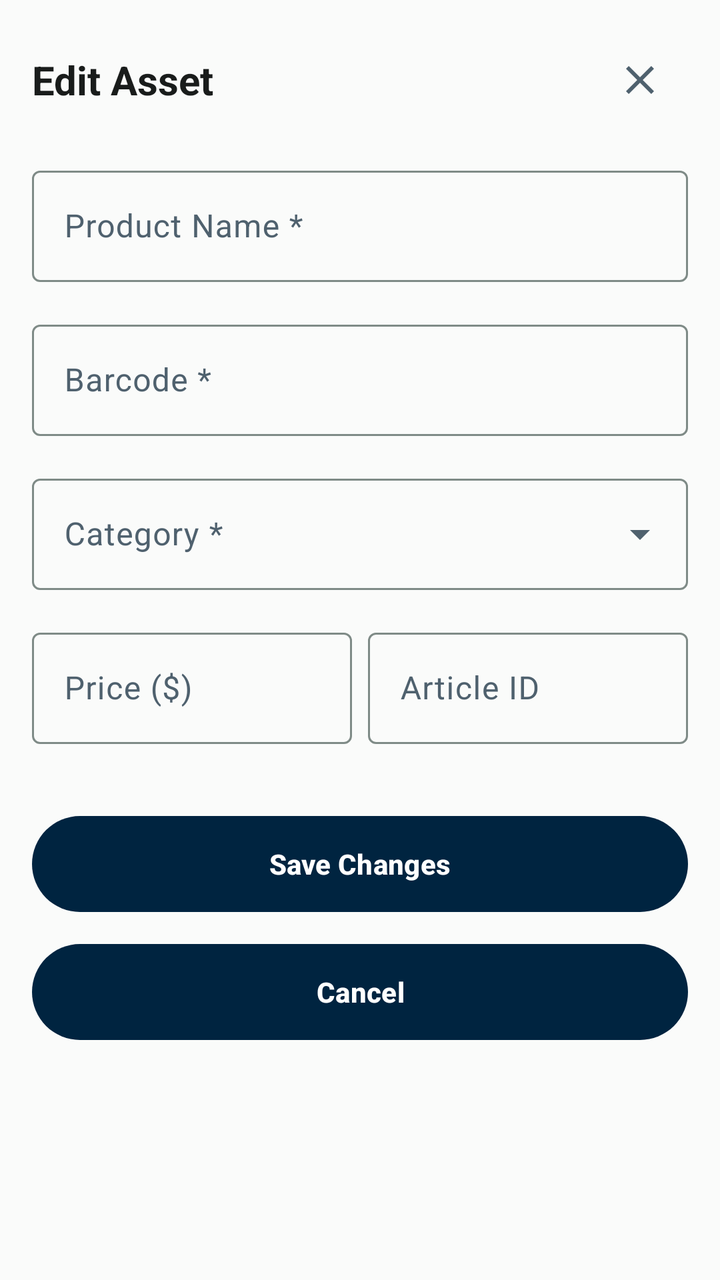
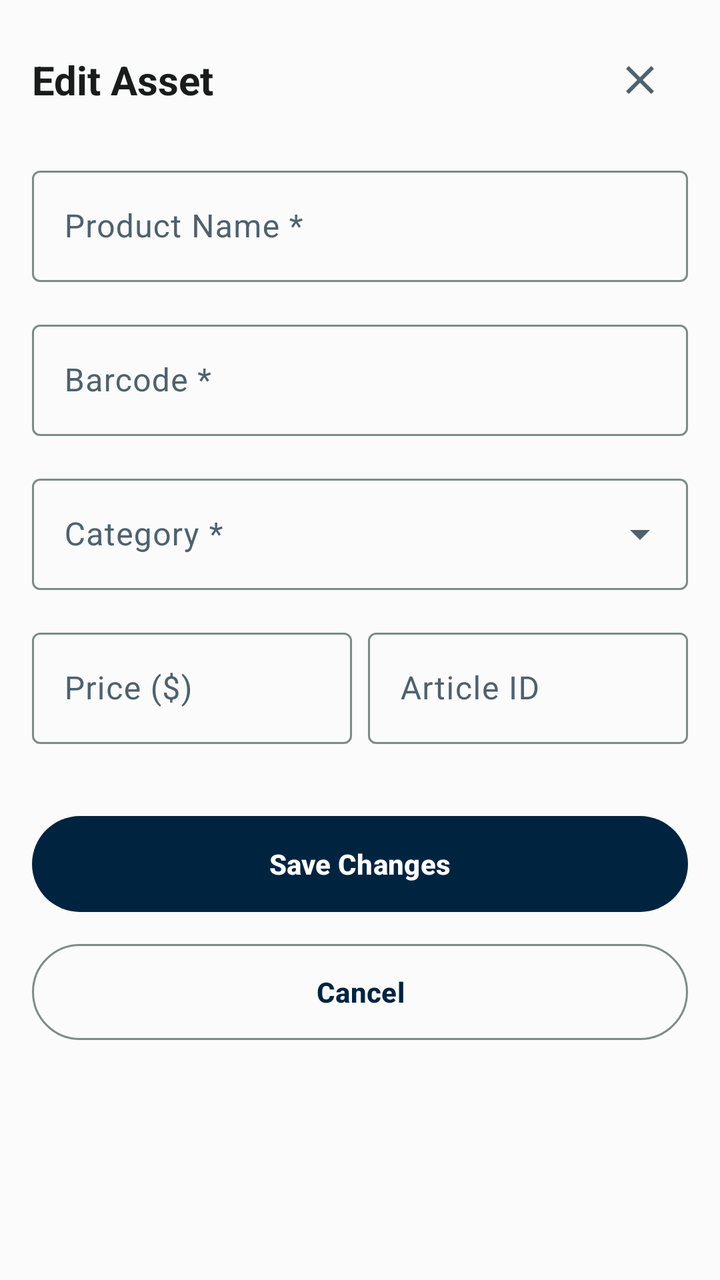

Two renders of the same Android screen: before a commit and after it. Below are the layout's source before the change and the commit's diff.
<!-- AndroidManifest.xml: application theme Theme.StockBuddy -->
<!-- res/layout/dialog_edit_asset.xml -->
<?xml version="1.0" encoding="utf-8"?>
<LinearLayout xmlns:android="http://schemas.android.com/apk/res/android"
    xmlns:app="http://schemas.android.com/apk/res-auto"
    android:layout_width="match_parent"
    android:layout_height="wrap_content"
    android:orientation="vertical"
    android:padding="16dp"
    android:background="@color/md_theme_surfaceContainerHigh">

    
    <LinearLayout
        android:layout_width="match_parent"
        android:layout_height="wrap_content"
        android:orientation="horizontal"
        android:gravity="center_vertical"
        android:layout_marginBottom="16dp">

        <TextView
            android:layout_width="0dp"
            android:layout_height="wrap_content"
            android:layout_weight="1"
            android:text="@string/edit_asset_title"
            android:textSize="20sp"
            android:textStyle="bold"
            android:textColor="@color/md_theme_onSurface" />

        <ImageButton
            android:id="@+id/btnCloseDialog"
            android:layout_width="48dp"
            android:layout_height="48dp"
            android:src="@drawable/ic_close"
            android:contentDescription="@string/action_close"
            android:background="?attr/selectableItemBackgroundBorderless"
            android:scaleType="centerInside"
            android:tint="@color/md_theme_onSurfaceVariant" />
    </LinearLayout>

    
    <com.google.android.material.textfield.TextInputLayout
        style="@style/Widget.Material3.TextInputLayout.OutlinedBox"
        android:layout_width="match_parent"
        android:layout_height="wrap_content"
        android:layout_marginBottom="16dp"
        android:hint="@string/edit_asset_name_label">

        <com.google.android.material.textfield.TextInputEditText
            android:id="@+id/editAssetName"
            android:layout_width="match_parent"
            android:layout_height="wrap_content" />
    </com.google.android.material.textfield.TextInputLayout>

    
    <com.google.android.material.textfield.TextInputLayout
        style="@style/Widget.Material3.TextInputLayout.OutlinedBox"
        android:layout_width="match_parent"
        android:layout_height="wrap_content"
        android:layout_marginBottom="16dp"
        android:hint="@string/edit_asset_barcode_label"
        app:endIconMode="clear_text">

        <com.google.android.material.textfield.TextInputEditText
            android:id="@+id/editAssetBarcode"
            android:layout_width="match_parent"
            android:layout_height="wrap_content" />
    </com.google.android.material.textfield.TextInputLayout>

    
    <com.google.android.material.textfield.TextInputLayout
        style="@style/Widget.Material3.TextInputLayout.OutlinedBox.ExposedDropdownMenu"
        android:layout_width="match_parent"
        android:layout_height="wrap_content"
        android:layout_marginBottom="16dp"
        android:hint="@string/edit_asset_category_label">

        <AutoCompleteTextView
            android:id="@+id/editAssetCategory"
            android:layout_width="match_parent"
            android:layout_height="wrap_content"
            android:inputType="none" />
    </com.google.android.material.textfield.TextInputLayout>

    
    <LinearLayout
        android:layout_width="match_parent"
        android:layout_height="wrap_content"
        android:orientation="horizontal"
        android:layout_marginBottom="16dp"
        android:baselineAligned="false">

        <com.google.android.material.textfield.TextInputLayout
            style="@style/Widget.Material3.TextInputLayout.OutlinedBox"
            android:layout_width="0dp"
            android:layout_height="wrap_content"
            android:layout_weight="1"
            android:layout_marginEnd="8dp"
            android:hint="@string/edit_asset_price_label">

            <com.google.android.material.textfield.TextInputEditText
                android:id="@+id/editAssetPrice"
                android:layout_width="match_parent"
                android:layout_height="wrap_content"
                android:inputType="numberDecimal" />
        </com.google.android.material.textfield.TextInputLayout>

        <com.google.android.material.textfield.TextInputLayout
            style="@style/Widget.Material3.TextInputLayout.OutlinedBox"
            android:layout_width="0dp"
            android:layout_height="wrap_content"
            android:layout_weight="1"
            android:hint="@string/edit_asset_article_id_label">

            <com.google.android.material.textfield.TextInputEditText
                android:id="@+id/editAssetArticleId"
                android:layout_width="match_parent"
                android:layout_height="wrap_content" />
        </com.google.android.material.textfield.TextInputLayout>
    </LinearLayout>

    
    <LinearLayout
        android:layout_width="match_parent"
        android:layout_height="wrap_content"
        android:orientation="vertical"
        android:layout_marginTop="16dp">

        <com.google.android.material.button.MaterialButton
            android:id="@+id/btnSaveChanges"
            style="@style/Widget.Material3.Button"
            android:layout_width="match_parent"
            android:layout_height="56dp"
            android:text="@string/action_save_changes"
            android:layout_marginBottom="8dp" />

        <com.google.android.material.button.MaterialButton
            android:id="@+id/btnCancelDialog"
            style="@style/Widget.Material3.OutlinedButton"
            android:layout_width="match_parent"
            android:layout_height="56dp"
            android:text="@string/action_cancel" />
    </LinearLayout>

</LinearLayout>
<!-- resources referenced by this layout -->
<resources>
  <color name="md_theme_onSurface">#191C1B</color>
  <color name="md_theme_onSurfaceVariant">#4F616E</color>
  <string name="action_cancel">Cancel</string>
  <string name="action_close">Close</string>
  <string name="action_save_changes">Save Changes</string>
  <string name="edit_asset_article_id_label">Article ID</string>
  <string name="edit_asset_barcode_label">Barcode *</string>
  <string name="edit_asset_category_label">Category *</string>
  <string name="edit_asset_name_label">Product Name *</string>
  <string name="edit_asset_price_label">Price ($)</string>
  <string name="edit_asset_title">Edit Asset</string>
  <color name="md_theme_primary">#002440</color>
  <color name="md_theme_onPrimary">#FFFFFF</color>
  <color name="md_theme_primaryContainer">#1b3a57</color>
  <color name="md_theme_onPrimaryContainer">#87a4c6</color>
  <color name="md_theme_secondary">#496177</color>
  <color name="md_theme_onSecondary">#FFFFFF</color>
  <color name="md_theme_secondaryContainer">#c9e2fd</color>
  <color name="md_theme_onSecondaryContainer">#4d657b</color>
  <color name="md_theme_tertiary">#321f00</color>
  <color name="md_theme_onTertiary">#FFFFFF</color>
  <color name="md_theme_tertiaryContainer">#ffddb0</color>
  <color name="md_theme_onTertiaryContainer">#2D1609</color>
  <color name="md_theme_background">#FAFBFA</color>
  <color name="md_theme_onBackground">#191C1B</color>
  <color name="md_theme_surface">#FAFBFA</color>
  <color name="md_theme_surfaceVariant">#DEE4E3</color>
  <color name="md_theme_outline">#7F8B87</color>
  <color name="md_theme_outlineVariant">#CFD9D7</color>
  <color name="md_theme_error">#BA1A1A</color>
  <color name="md_theme_onError">#FFFFFF</color>
  <color name="md_theme_errorContainer">#FFDAD6</color>
  <color name="md_theme_onErrorContainer">#410002</color>
  <color name="app_bar_surface">#0F4F4F</color>
  <style name="ShapeAppearance.StockBuddy.Small" parent="ShapeAppearance.MaterialComponents.SmallComponent">
          <item name="cornerSize">8dp</item>
      </style>
  <style name="ShapeAppearance.StockBuddy.Medium" parent="ShapeAppearance.MaterialComponents.MediumComponent">
          <item name="cornerSize">12dp</item>
      </style>
  <style name="ShapeAppearance.StockBuddy.Large" parent="ShapeAppearance.MaterialComponents.LargeComponent">
          <item name="cornerSize">16dp</item>
      </style>
  <style name="TextAppearance.StockBuddy.DisplaySmall" parent="TextAppearance.Material3.DisplaySmall">
          <item name="android:textSize">36sp</item>
          <item name="android:textStyle">bold</item>
      </style>
  <style name="TextAppearance.StockBuddy.TitleLarge" parent="TextAppearance.Material3.TitleLarge">
          <item name="android:textSize">22sp</item>
          <item name="android:textStyle">bold</item>
      </style>
  <style name="TextAppearance.StockBuddy.TitleMedium" parent="TextAppearance.Material3.TitleMedium">
          <item name="android:textSize">18sp</item>
          <item name="android:textStyle">bold</item>
      </style>
  <style name="TextAppearance.StockBuddy.TitleSmall" parent="TextAppearance.Material3.TitleSmall">
          <item name="android:textSize">16sp</item>
          <item name="android:textStyle">bold</item>
      </style>
  <style name="TextAppearance.StockBuddy.LabelLarge" parent="TextAppearance.Material3.LabelLarge">
          <item name="android:textSize">14sp</item>
          <item name="android:textStyle">bold</item>
      </style>
  <style name="TextAppearance.StockBuddy.LabelMedium" parent="TextAppearance.Material3.LabelMedium">
          <item name="android:textSize">12sp</item>
          <item name="android:textStyle">bold</item>
      </style>
  <style name="TextAppearance.StockBuddy.LabelSmall" parent="TextAppearance.Material3.LabelSmall">
          <item name="android:textSize">11sp</item>
          <item name="android:textStyle">bold</item>
      </style>
  <!-- unchanged entries left out for length: 10 -->
</resources>

<!-- the commit's change to res/layout/dialog_edit_asset.xml (unified diff, before → after) -->
@@ -5,7 +5,7 @@
     android:layout_height="wrap_content"
     android:orientation="vertical"
     android:padding="16dp"
-    android:background="@color/md_theme_surfaceContainerHigh">
+    android:background="@color/md_theme_surface">
 
     
     <LinearLayout
@@ -133,7 +133,7 @@
 
         <com.google.android.material.button.MaterialButton
             android:id="@+id/btnCancelDialog"
-            style="@style/Widget.Material3.OutlinedButton"
+            style="@style/Widget.Material3.Button.OutlinedButton"
             android:layout_width="match_parent"
             android:layout_height="56dp"
             android:text="@string/action_cancel" />
